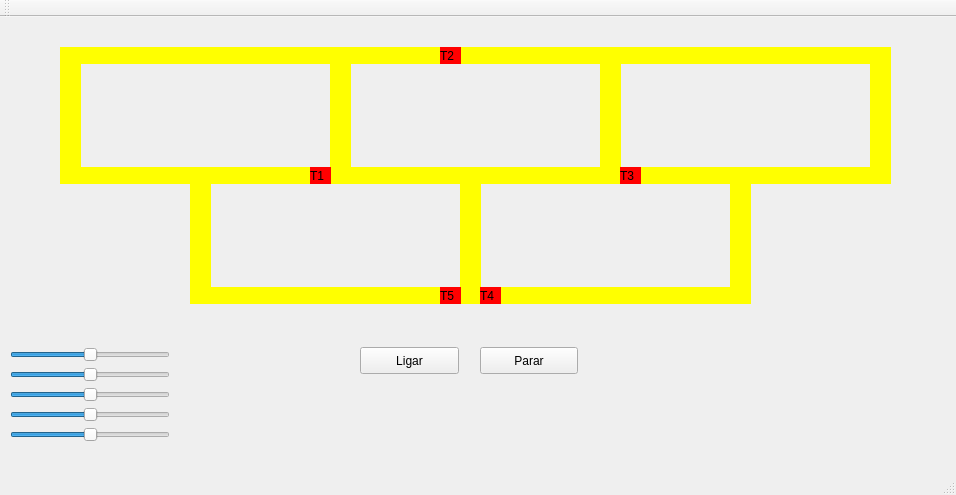
First picture: the form in SOTrabalho2.1/mainwindow.ui, repository martinsspn/SO, before the edit.
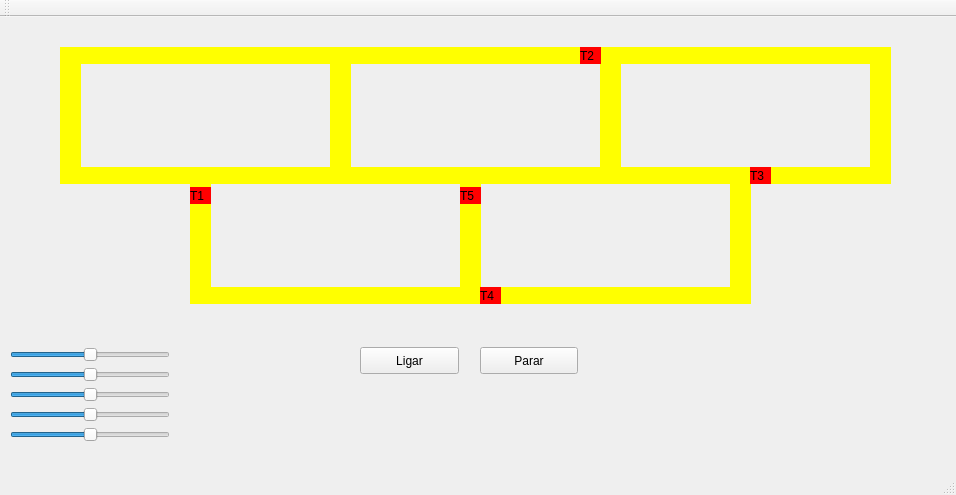
Second picture: the form after the edit.

Diff of the .ui file:
```diff
--- a/SOTrabalho2.1/mainwindow.ui
+++ b/SOTrabalho2.1/mainwindow.ui
@@ -17,8 +17,8 @@
    <widget class="QLabel" name="label_trem1">
     <property name="geometry">
      <rect>
-      <x>310</x>
-      <y>150</y>
+      <x>190</x>
+      <y>170</y>
       <width>21</width>
       <height>17</height>
      </rect>
@@ -171,7 +171,7 @@
    <widget class="QLabel" name="label_trem2">
     <property name="geometry">
      <rect>
-      <x>440</x>
+      <x>580</x>
       <y>30</y>
       <width>21</width>
       <height>17</height>
@@ -187,7 +187,7 @@
    <widget class="QLabel" name="label_trem3">
     <property name="geometry">
      <rect>
-      <x>620</x>
+      <x>750</x>
       <y>150</y>
       <width>21</width>
       <height>17</height>
@@ -347,8 +347,8 @@
    <widget class="QLabel" name="label_trem5">
     <property name="geometry">
      <rect>
-      <x>440</x>
-      <y>270</y>
+      <x>460</x>
+      <y>170</y>
       <width>21</width>
       <height>17</height>
      </rect>
```
